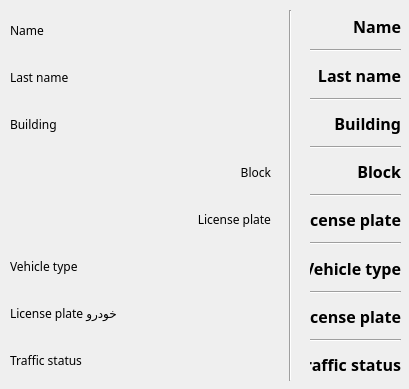
Qt form gui/residentView.ui (oaacUis/tesis-colombian-plate-recognition) before a commit.
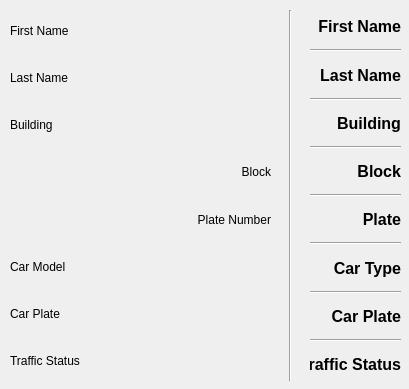
The same form after that commit.

Commit message: Update model paths and UI elements; add requirements for YOLOv8

The edit to the form file:
```diff
--- a/gui/residentView.ui
+++ b/gui/residentView.ui
@@ -31,14 +31,14 @@
                         <widget class="QLabel" name="labelFname">
                             <property name="font">
                                 <font>
-                                    <family>B Yekan</family>
+                                    <family>Arial</family>
                                 </font>
                             </property>
                             <property name="layoutDirection">
                                 <enum>Qt::RightToLeft</enum>
                             </property>
                             <property name="text">
-                                <string>Name</string>
+                                <string>First Name</string>
                             </property>
                             <property name="alignment">
                                 <set>Qt::AlignLeading|Qt::AlignLeft|Qt::AlignVCenter</set>
@@ -49,11 +49,11 @@
                         <widget class="QLabel" name="labelLname">
                             <property name="font">
                                 <font>
-                                    <family>B Yekan</family>
+                                    <family>Arial</family>
                                 </font>
                             </property>
                             <property name="text">
-                                <string>Last name</string>
+                                <string>Last Name</string>
                             </property>
                             <property name="alignment">
                                 <set>Qt::AlignLeading|Qt::AlignLeft|Qt::AlignVCenter</set>
@@ -64,7 +64,7 @@
                         <widget class="QLabel" name="labelBuilding">
                             <property name="font">
                                 <font>
-                                    <family>B Yekan</family>
+                                    <family>Arial</family>
                                 </font>
                             </property>
                             <property name="text">
@@ -79,7 +79,7 @@
                         <widget class="QLabel" name="labelBlock">
                             <property name="font">
                                 <font>
-                                    <family>B Yekan</family>
+                                    <family>Arial</family>
                                 </font>
                             </property>
                             <property name="layoutDirection">
@@ -97,11 +97,11 @@
                         <widget class="QLabel" name="labelNum">
                             <property name="font">
                                 <font>
-                                    <family>B Yekan</family>
+                                    <family>Arial</family>
                                 </font>
                             </property>
                             <property name="text">
-                                <string>License plate</string>
+                                <string>Plate Number</string>
                             </property>
                             <property name="alignment">
                                 <set>Qt::AlignRight|Qt::AlignTrailing|Qt::AlignVCenter</set>
@@ -112,11 +112,11 @@
                         <widget class="QLabel" name="labelCarModel">
                             <property name="font">
                                 <font>
-                                    <family>B Yekan</family>
+                                    <family>Arial</family>
                                 </font>
                             </property>
                             <property name="text">
-                                <string>Vehicle type</string>
+                                <string>Car Model</string>
                             </property>
                             <property name="alignment">
                                 <set>Qt::AlignLeading|Qt::AlignLeft|Qt::AlignVCenter</set>
@@ -127,11 +127,11 @@
                         <widget class="QLabel" name="labelPlateNum">
                             <property name="font">
                                 <font>
-                                    <family>B Yekan</family>
+                                    <family>Arial</family>
                                 </font>
                             </property>
                             <property name="text">
-                                <string>License plate خودرو</string>
+                                <string>Car Plate</string>
                             </property>
                             <property name="alignment">
                                 <set>Qt::AlignLeading|Qt::AlignLeft|Qt::AlignVCenter</set>
@@ -142,11 +142,11 @@
                         <widget class="QLabel" name="labelStatus">
                             <property name="font">
                                 <font>
-                                    <family>B Yekan</family>
+                                    <family>Arial</family>
                                 </font>
                             </property>
                             <property name="text">
-                                <string>Traffic status</string>
+                                <string>Traffic Status</string>
                             </property>
                             <property name="alignment">
                                 <set>Qt::AlignLeading|Qt::AlignLeft|Qt::AlignVCenter</set>
@@ -169,7 +169,7 @@
                         <widget class="QLabel" name="label_4">
                             <property name="font">
                                 <font>
-                                    <family>B Yekan</family>
+                                    <family>Arial</family>
                                     <pointsize>12</pointsize>
                                     <weight>75</weight>
                                     <bold>true</bold>
@@ -179,7 +179,7 @@
                                 <enum>Qt::LeftToRight</enum>
                             </property>
                             <property name="text">
-                                <string>Name</string>
+                                <string>First Name</string>
                             </property>
                             <property name="alignment">
                                 <set>Qt::AlignRight|Qt::AlignTrailing|Qt::AlignVCenter</set>
@@ -197,7 +197,7 @@
                         <widget class="QLabel" name="label_10">
                             <property name="font">
                                 <font>
-                                    <family>B Yekan</family>
+                                    <family>Arial</family>
                                     <pointsize>12</pointsize>
                                     <weight>75</weight>
                                     <bold>true</bold>
@@ -207,7 +207,7 @@
                                 <enum>Qt::LeftToRight</enum>
                             </property>
                             <property name="text">
-                                <string>Last name</string>
+                                <string>Last Name</string>
                             </property>
                             <property name="alignment">
                                 <set>Qt::AlignRight|Qt::AlignTrailing|Qt::AlignVCenter</set>
@@ -225,7 +225,7 @@
                         <widget class="QLabel" name="label_2">
                             <property name="font">
                                 <font>
-                                    <family>B Yekan</family>
+                                    <family>Arial</family>
                                     <pointsize>12</pointsize>
                                     <weight>75</weight>
                                     <bold>true</bold>
@@ -253,7 +253,7 @@
                         <widget class="QLabel" name="label_8">
                             <property name="font">
                                 <font>
-                                    <family>B Yekan</family>
+                                    <family>Arial</family>
                                     <pointsize>12</pointsize>
                                     <weight>75</weight>
                                     <bold>true</bold>
@@ -281,7 +281,7 @@
                         <widget class="QLabel" name="label_7">
                             <property name="font">
                                 <font>
-                                    <family>B Yekan</family>
+                                    <family>Arial</family>
                                     <pointsize>12</pointsize>
                                     <weight>75</weight>
                                     <bold>true</bold>
@@ -291,7 +291,7 @@
                                 <enum>Qt::LeftToRight</enum>
                             </property>
                             <property name="text">
-                                <string>License plate</string>
+                                <string>Plate</string>
                             </property>
                             <property name="alignment">
                                 <set>Qt::AlignRight|Qt::AlignTrailing|Qt::AlignVCenter</set>
@@ -309,7 +309,7 @@
                         <widget class="QLabel" name="label_6">
                             <property name="font">
                                 <font>
-                                    <family>B Yekan</family>
+                                    <family>Arial</family>
                                     <pointsize>12</pointsize>
                                     <weight>75</weight>
                                     <bold>true</bold>
@@ -319,7 +319,7 @@
                                 <enum>Qt::LeftToRight</enum>
                             </property>
                             <property name="text">
-                                <string>Vehicle type</string>
+                                <string>Car Type</string>
                             </property>
                             <property name="alignment">
                                 <set>Qt::AlignRight|Qt::AlignTrailing|Qt::AlignVCenter</set>
@@ -337,7 +337,7 @@
                         <widget class="QLabel" name="label_5">
                             <property name="font">
                                 <font>
-                                    <family>B Yekan</family>
+                                    <family>Arial</family>
                                     <pointsize>12</pointsize>
                                     <weight>75</weight>
                                     <bold>true</bold>
@@ -347,7 +347,7 @@
                                 <enum>Qt::LeftToRight</enum>
                             </property>
                             <property name="text">
-                                <string>License plate</string>
+                                <string>Car Plate</string>
                             </property>
                             <property name="alignment">
                                 <set>Qt::AlignRight|Qt::AlignTrailing|Qt::AlignVCenter</set>
@@ -365,7 +365,7 @@
                         <widget class="QLabel" name="label_3">
                             <property name="font">
                                 <font>
-                                    <family>B Yekan</family>
+                                    <family>Arial</family>
                                     <pointsize>12</pointsize>
                                     <weight>75</weight>
                                     <bold>true</bold>
@@ -375,7 +375,7 @@
                                 <enum>Qt::LeftToRight</enum>
                             </property>
                             <property name="text">
-                                <string>Traffic status</string>
+                                <string>Traffic Status</string>
                             </property>
                             <property name="alignment">
                                 <set>Qt::AlignRight|Qt::AlignTrailing|Qt::AlignVCenter</set>
```
Left out of the diff: 2 changed lines with no effect on the pictures. The commit also changes 30 other files.
